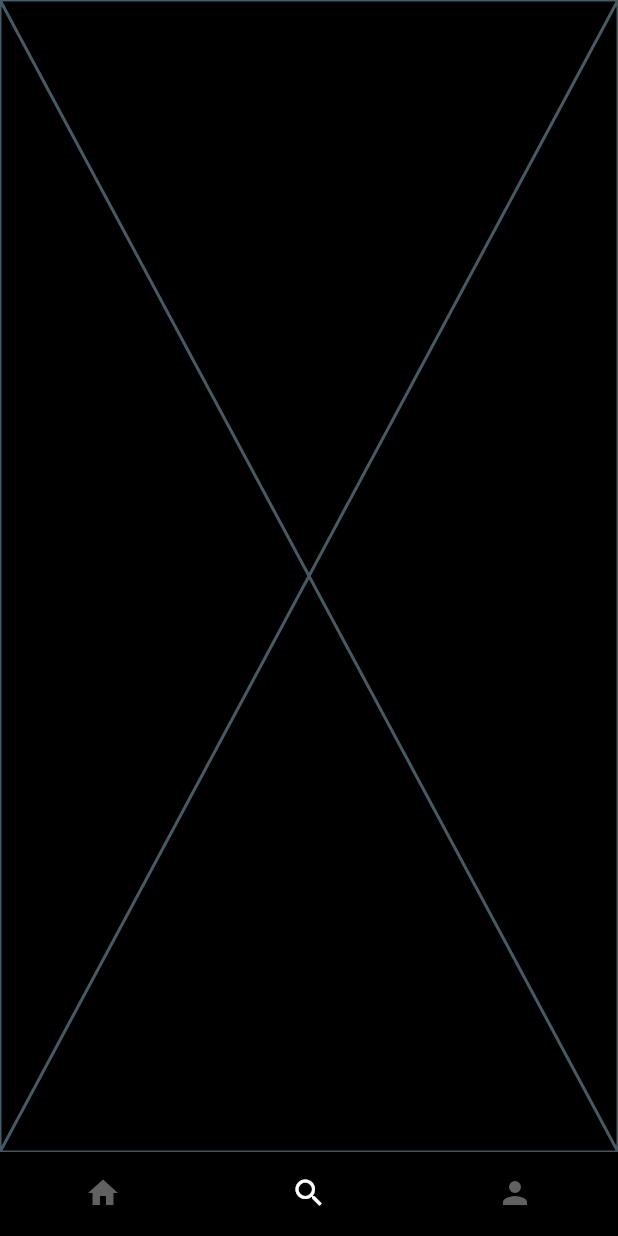
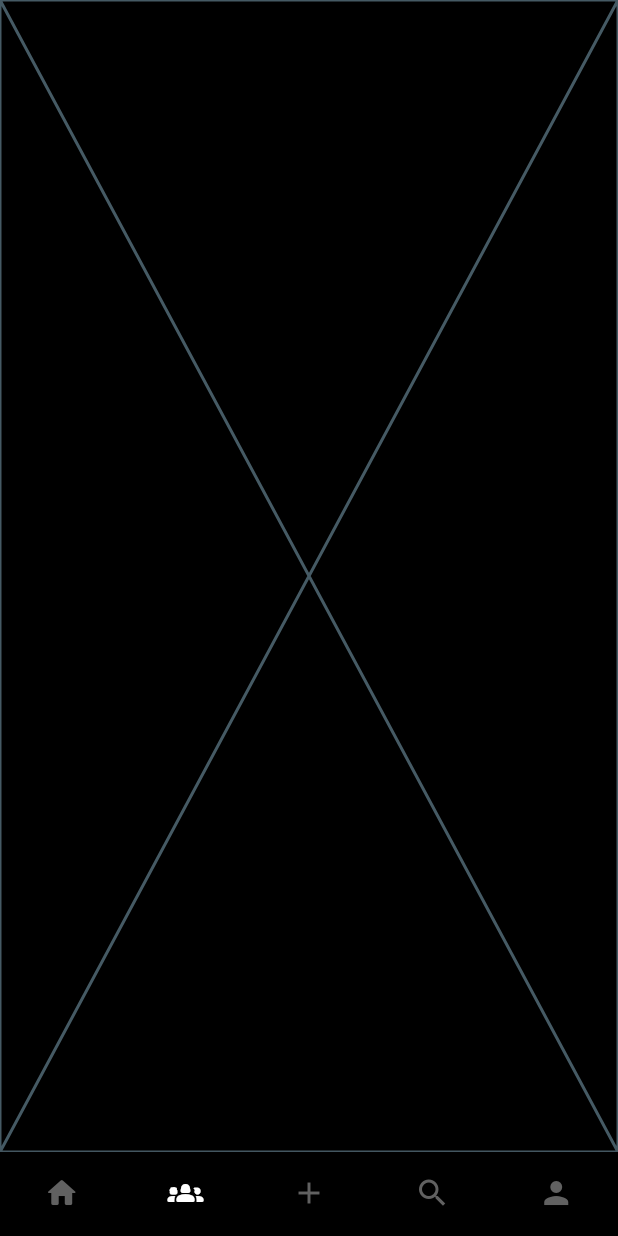
Before and after one commit to chrstncrrnd/group_app, a Flutter app: the screen it shows once a user with an empty profile is signed in, item 2 of the bottom bar chosen, on a phone screen of 412 x 824 dp. Run offline on Flutter 3.47's test engine with Material 2 defaults, Android fonts, the phone set to English and light mode, and no system bars; our stand-ins replace cloud_firestore, cloud_functions, firebase_auth, firebase_core, go_router, introduction_screen; accounts and stored records are empty.

```diff
--- a/frontend/lib/main.dart
+++ b/frontend/lib/main.dart
@@ -33,6 +33,16 @@ class GroupApp extends StatelessWidget {
         providers: [
           ChangeNotifierProvider<GoRouterChangeNotifier>(
               create: (ctx) => GoRouterChangeNotifier(routes: Routes())),
+          StreamProvider<CurrentUser?>(
+            create: (ctx) {
+              if (FirebaseAuth.instance.currentUser != null) {
+                return CurrentUser.asStream(
+                    FirebaseAuth.instance.currentUser!.uid);
+              }
+              return null;
+            },
+            initialData: null,
+          )
         ],
         builder: (ctx, child) => MaterialApp.router(
               routerConfig: Provider.of<GoRouterChangeNotifier>(ctx).router,
--- a/frontend/lib/models/current_user.dart
+++ b/frontend/lib/models/current_user.dart
@@ -10,7 +10,7 @@ class CurrentUser {
   String username;
   String? name;
 
-  static Stream<CurrentUser> loadStream(String id) {
+  static Stream<CurrentUser> asStream(String id) {
     return FirebaseFirestore.instance
         .collection("users")
         .doc(id)
--- a/frontend/lib/routes.dart
+++ b/frontend/lib/routes.dart
@@ -6,7 +6,9 @@ import 'package:group_app/ui/screens/auth/intro.dart';
 import 'package:group_app/ui/screens/auth/login.dart';
 import 'package:group_app/ui/screens/auth/create_profile.dart';
 import 'package:group_app/ui/screens/home/feed.dart';
+import 'package:group_app/ui/screens/home/groups.dart';
 import 'package:group_app/ui/screens/home/home.dart';
+import 'package:group_app/ui/screens/home/new_post.dart';
 import 'package:group_app/ui/screens/home/profile.dart';
 import 'package:group_app/ui/screens/home/search.dart';
 
@@ -48,6 +50,16 @@ class Routes {
                 noTransition(context, state, const FeedScreen()),
           ),
           GoRoute(
+            path: "/groups",
+            pageBuilder: (context, state) =>
+                noTransition(context, state, const GroupsScreens()),
+          ),
+          GoRoute(
+            path: "/new_post",
+            pageBuilder: (context, state) =>
+                noTransition(context, state, const NewPostScreen()),
+          ),
+          GoRoute(
             path: "/search",
             pageBuilder: (context, state) =>
                 noTransition(context, state, const SearchScreen()),
--- /dev/null
+++ b/frontend/lib/ui/screens/home/groups.dart
@@ -0,0 +1,11 @@
+import 'package:flutter/src/widgets/framework.dart';
+import 'package:flutter/src/widgets/placeholder.dart';
+
+class GroupsScreens extends StatelessWidget {
+  const GroupsScreens({super.key});
+
+  @override
+  Widget build(BuildContext context) {
+    return const Placeholder();
+  }
+}
--- a/frontend/lib/ui/screens/home/home.dart
+++ b/frontend/lib/ui/screens/home/home.dart
@@ -13,7 +13,11 @@ class HomeScreen extends StatefulWidget {
 
 class _HomeScreenState extends State<HomeScreen> {
   List<BottomNavigationBarItem> items = [
-    const BottomNavigationBarItem(icon: Icon(Icons.home), label: "Home"),
+    const BottomNavigationBarItem(
+        icon: Icon(Icons.home_rounded), label: "Home"),
+    const BottomNavigationBarItem(
+        icon: Icon(Icons.groups_2_rounded), label: "Groups"),
+    const BottomNavigationBarItem(icon: Icon(Icons.add), label: "New Post"),
     const BottomNavigationBarItem(icon: Icon(Icons.search), label: "Search"),
     const BottomNavigationBarItem(icon: Icon(Icons.person), label: "Profile")
   ];
@@ -27,9 +31,15 @@ class _HomeScreenState extends State<HomeScreen> {
         context.go("/");
         break;
       case 1:
+        context.go("/groups");
+        break;
+      case 2:
+        context.go("/new_post");
+        break;
+      case 3:
         context.go("/search");
         break;
-      case 2:
+      case 4:
         context.go("/profile");
         break;
     }
@@ -40,6 +50,7 @@ class _HomeScreenState extends State<HomeScreen> {
     return Scaffold(
       body: widget.child,
       bottomNavigationBar: BottomNavigationBar(
+        type: BottomNavigationBarType.fixed,
         items: items,
         currentIndex: _currentIndex,
         onTap: _onTapped,
```
Also changed, not shown: frontend/lib/ui/screens/home/feed.dart (+12 -2 lines), frontend/lib/ui/screens/home/new_post.dart (added, +14 -0 lines), frontend/lib/ui/screens/home/profile.dart (+9 -1 lines), 6 other files.
